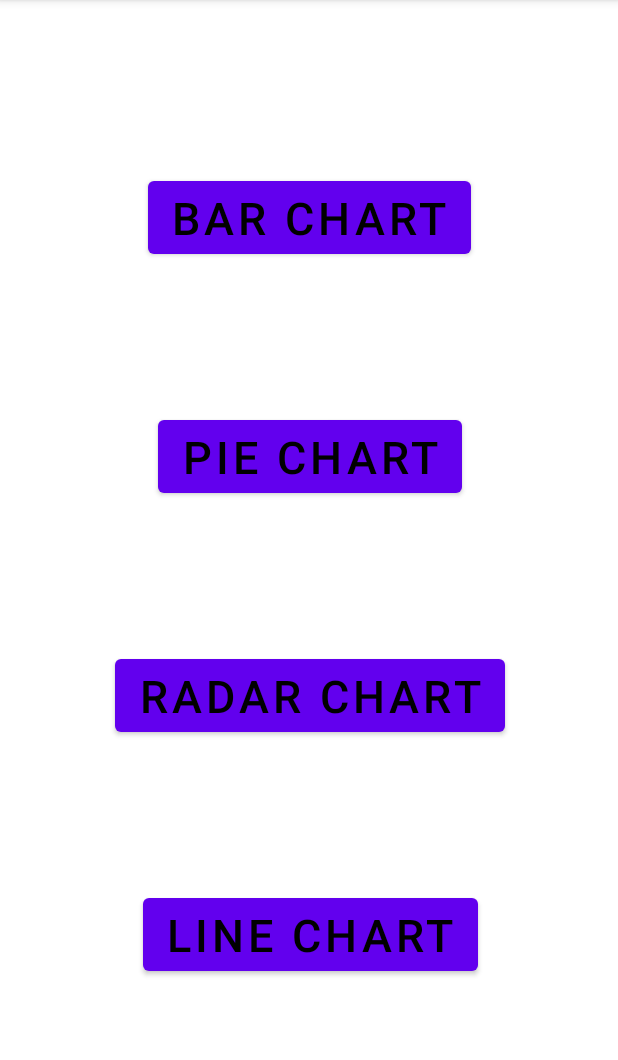
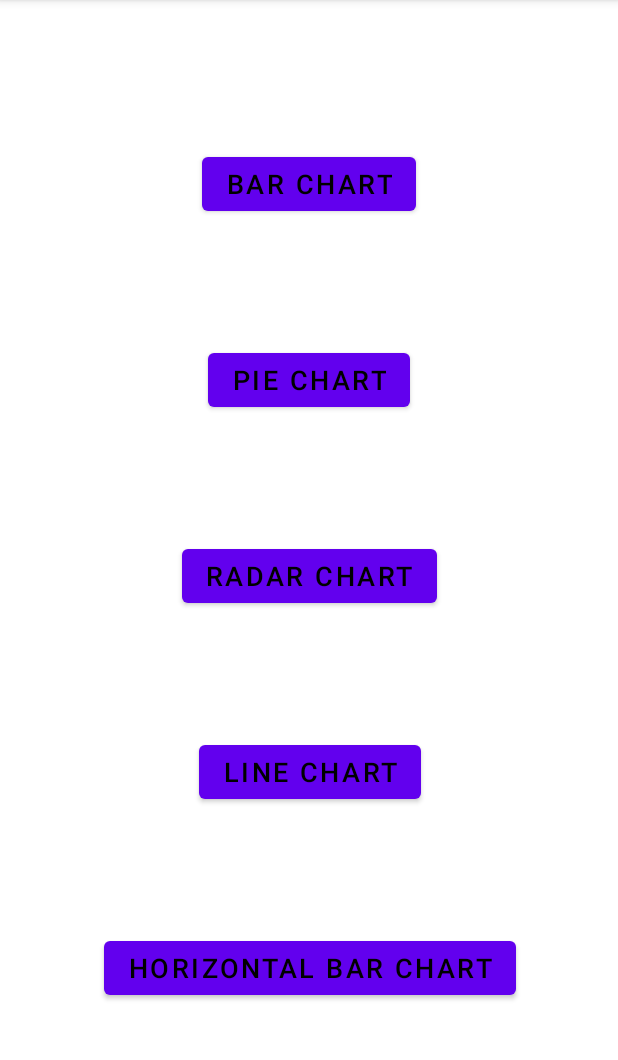
Before and after one commit to gichukipaul/Android-Graphing, an Android app: the screen it shows after launch (MainActivity), on a phone screen of 412 x 824 dp, the part 84-1144 px from its top. Run offline under Robolectric (Android 15) with nearby library versions, the phone set to English and light mode, and no system bars.

Commit message:
Added Horizontal barchart

```diff
--- a/app/build.gradle
+++ b/app/build.gradle
@@ -34,4 +34,5 @@ dependencies {
     implementation 'com.google.android.material:material:1.3.0'
     implementation 'androidx.constraintlayout:constraintlayout:2.0.4'
     implementation 'com.github.PhilJay:MPAndroidChart:v3.1.0'
+
 }
--- a/app/src/main/AndroidManifest.xml
+++ b/app/src/main/AndroidManifest.xml
@@ -9,7 +9,11 @@
         android:roundIcon="@mipmap/ic_launcher_round"
         android:supportsRtl="true"
         android:theme="@style/Theme.Graphing">
-        <activity android:name=".LineActivity"></activity>
+        <activity
+            android:name=".HorizontalBar"
+            android:rotationAnimation="seamless"
+            android:screenOrientation="landscape" />
+        <activity android:name=".LineActivity" />
         <activity android:name=".RadarActivity" />
         <activity android:name=".BarActivity" />
         <activity android:name=".PieActivity" />
--- a/app/src/main/java/io/alienlabs/gichukipaul/graphing/MainActivity.java
+++ b/app/src/main/java/io/alienlabs/gichukipaul/graphing/MainActivity.java
@@ -40,5 +40,12 @@ public class MainActivity extends AppCompatActivity {
                 startActivity(new Intent(MainActivity.this, LineActivity.class));
             }
         });
+
+        findViewById(R.id.btnHorizontalChart).setOnClickListener(new View.OnClickListener() {
+            @Override
+            public void onClick(View view) {
+                startActivity(new Intent(MainActivity.this, HorizontalBar.class));
+            }
+        });
     }
 }
--- a/app/src/main/res/layout/activity_main.xml
+++ b/app/src/main/res/layout/activity_main.xml
@@ -13,11 +13,13 @@
         android:layout_height="wrap_content"
         android:text="BAR CHART"
         android:textColor="@color/black"
-        android:textSize="30sp"
+        android:textSize="18sp"
         app:layout_constraintBottom_toTopOf="@+id/pieChart"
         app:layout_constraintEnd_toEndOf="parent"
+        app:layout_constraintHorizontal_bias="0.5"
         app:layout_constraintStart_toStartOf="parent"
-        app:layout_constraintTop_toTopOf="parent" />
+        app:layout_constraintTop_toTopOf="parent"
+        app:layout_constraintVertical_chainStyle="spread" />
 
     <com.google.android.material.button.MaterialButton
         android:id="@+id/pieChart"
@@ -25,9 +27,10 @@
         android:layout_height="wrap_content"
         android:text="PIE CHART"
         android:textColor="@color/black"
-        android:textSize="30sp"
+        android:textSize="18sp"
         app:layout_constraintBottom_toTopOf="@+id/radarChart"
         app:layout_constraintEnd_toEndOf="@+id/barChart"
+        app:layout_constraintHorizontal_bias="0.5"
         app:layout_constraintStart_toStartOf="@+id/barChart"
         app:layout_constraintTop_toBottomOf="@+id/barChart" />
 
@@ -37,9 +40,10 @@
         android:layout_height="wrap_content"
         android:text="RADAR CHART"
         android:textColor="@color/black"
-        android:textSize="30sp"
+        android:textSize="18sp"
         app:layout_constraintBottom_toTopOf="@+id/lineChartChart"
         app:layout_constraintEnd_toEndOf="@+id/pieChart"
+        app:layout_constraintHorizontal_bias="0.5"
         app:layout_constraintStart_toStartOf="@+id/pieChart"
         app:layout_constraintTop_toBottomOf="@+id/pieChart" />
 
@@ -49,11 +53,24 @@
         android:layout_height="wrap_content"
         android:text="LINE CHART"
         android:textColor="@color/black"
-        android:textSize="30sp"
-        app:layout_constraintBottom_toBottomOf="parent"
+        android:textSize="18sp"
+        app:layout_constraintBottom_toTopOf="@+id/btnHorizontalChart"
         app:layout_constraintEnd_toEndOf="@+id/radarChart"
+        app:layout_constraintHorizontal_bias="0.5"
         app:layout_constraintStart_toStartOf="@+id/radarChart"
         app:layout_constraintTop_toBottomOf="@+id/radarChart" />
 
+    <com.google.android.material.button.MaterialButton
+        android:id="@+id/btnHorizontalChart"
+        android:layout_width="wrap_content"
+        android:layout_height="wrap_content"
+        android:text="Horizontal BAR CHART"
+        android:textColor="@color/black"
+        android:textSize="18sp"
+        app:layout_constraintBottom_toBottomOf="parent"
+        app:layout_constraintEnd_toEndOf="@+id/lineChartChart"
+        app:layout_constraintStart_toStartOf="@+id/lineChartChart"
+        app:layout_constraintTop_toBottomOf="@+id/lineChartChart" />
+
 
 </androidx.constraintlayout.widget.ConstraintLayout>
```
Also changed, not shown: app/src/main/java/io/alienlabs/gichukipaul/graphing/HorizontalBar.java (added, +171 -0 lines), app/src/main/res/layout/activity_horizontal_bar.xml (added, +19 -0 lines).
